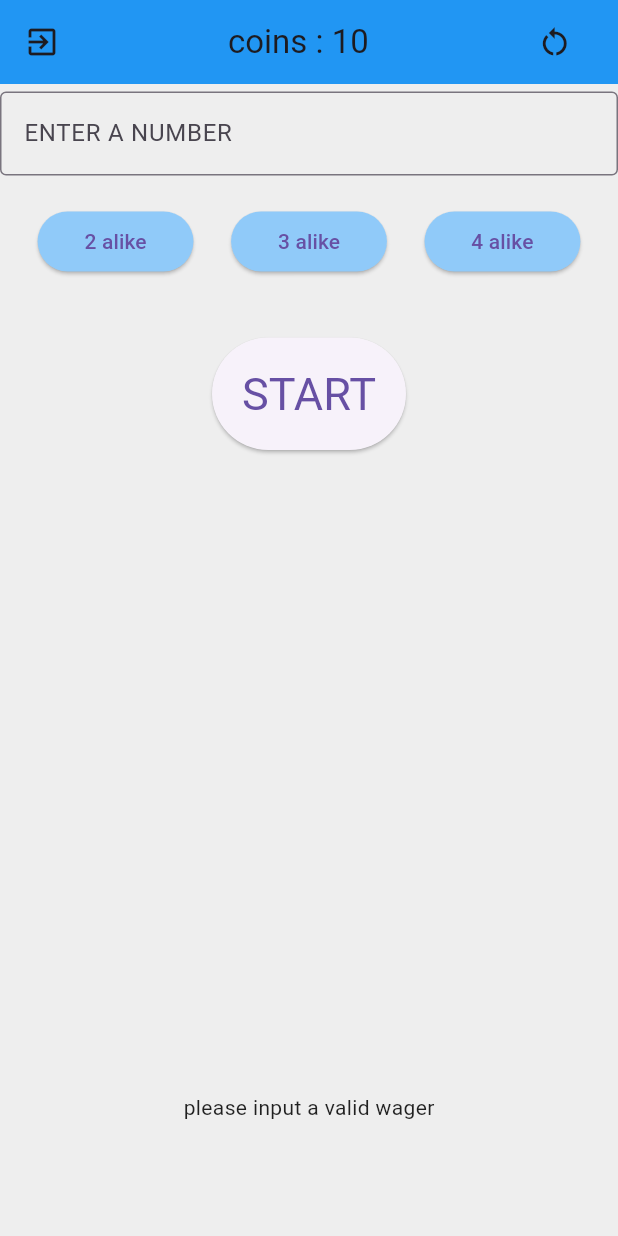
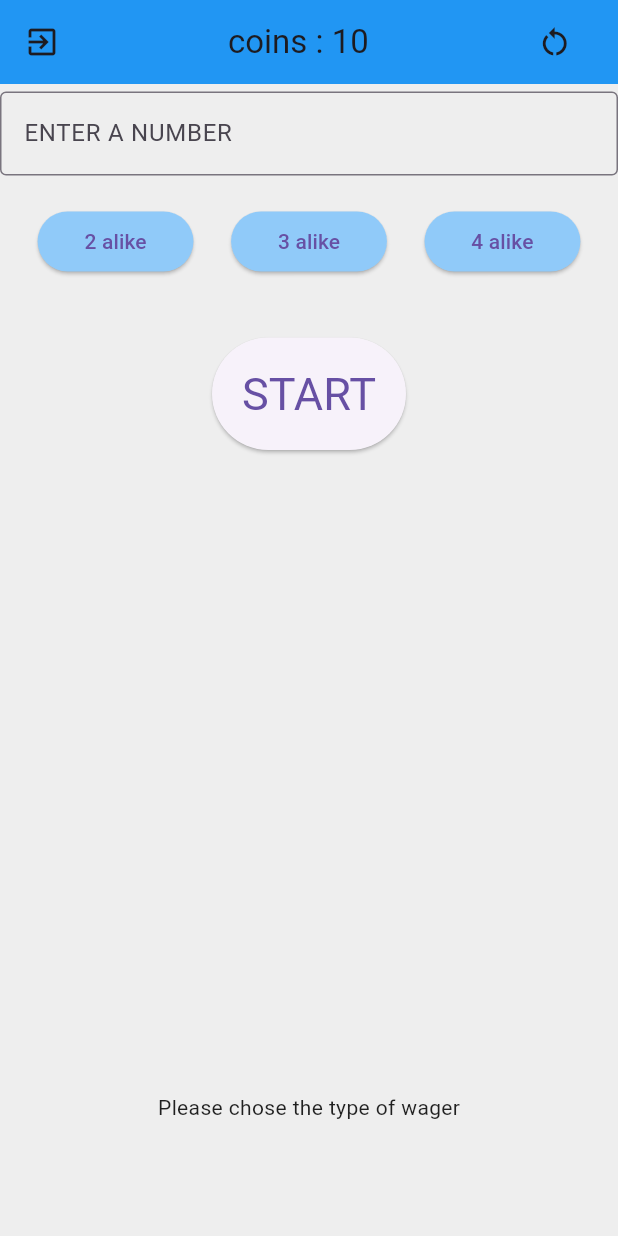
Before and after one commit to doctorshab/Stake_dice_game, a Flutter app: the ChooseLocation screen opened by its route, after a tap on "START", on a phone screen of 412 x 824 dp. Run offline on Flutter 3.47's test engine with Material 3 defaults, Android fonts, the light colour scheme and no system bars; our stand-ins replace fluttertoast.

Commit message:
added const widget and return

```diff
--- a/lib/pages/choose_location.dart
+++ b/lib/pages/choose_location.dart
@@ -17,10 +17,13 @@ class _ChooseLocationState extends State<ChooseLocation> {
 
   void dice(){
     int wager = int.tryParse(wagerinput.text) ?? 0;
+    if(winmultipler==0){
+      Fluttertoast.showToast(msg: "Please chose the type of wager");wagerinput.clear();return;
+    }
     if( (wager * winmultipler) >coins){
-      Fluttertoast.showToast(msg: "wager too high");
+      Fluttertoast.showToast(msg: "wager too high");return;
     }
-    else if( wager<=0 ){ Fluttertoast.showToast(msg: "please input a valid wager");}
+    else if( wager<=0 ){ Fluttertoast.showToast(msg: "please input a valid wager");return;}
     else {
       Random random =Random();
       List<int> nums = List.generate(4, (index) => random.nextInt(6) + 1);
@@ -43,7 +46,7 @@ class _ChooseLocationState extends State<ChooseLocation> {
         });
         Fluttertoast.showToast(msg: "numbers : $numbers YOU LOSE ${winmultipler * wager} coins",
             gravity: ToastGravity.BOTTOM);
-        if(coins==0){
+        if(coins==0 || coins==1){
           Future.delayed(Duration(seconds: 3),(){
             Fluttertoast.showToast(msg: "YOU LOST THE GAME PLAESE RESTART");
           });
@@ -51,7 +54,7 @@ class _ChooseLocationState extends State<ChooseLocation> {
       }
     }
     setState(() {
-      wagerinput.clear();
+      wagerinput.clear();winmultipler=0;
     });
   }
 
@@ -66,66 +69,69 @@ class _ChooseLocationState extends State<ChooseLocation> {
       appBar: AppBar(
         title: Row(
           children: <Widget>[
-            SizedBox(width: 80.0,),
+            const SizedBox(width: 80.0,),
             Text('coins : $coins'),
-            SizedBox(width: 100.0,),
+           const SizedBox(width: 100.0,),
             IconButton(onPressed: (){
               setState(() {
                 coins=10;
               });
-            }, icon: Icon(Icons.restart_alt),),
+            }, icon: const Icon(Icons.restart_alt),),
           ],
         ),
         leading: IconButton(onPressed: (){
           Navigator.pop(context);
-        }, icon: Icon(Icons.exit_to_app)),
+        }, icon: const Icon(Icons.exit_to_app)),
         backgroundColor: Colors.blue,
         centerTitle: true,
         elevation: 0,
       ),
       body: Column(
         children: <Widget>[
-          SizedBox(height: 5.0,),
+         const SizedBox(height: 5.0,),
         TextField(
          keyboardType: TextInputType.number,
           controller: wagerinput,
-          decoration: InputDecoration(
+          decoration: const InputDecoration(
             hintText: 'ENTER A NUMBER',
             border: OutlineInputBorder(),
           ),
         ),
-          SizedBox(height: 20.0,),
+          const SizedBox(height: 20.0,),
           Row(mainAxisAlignment: MainAxisAlignment.spaceEvenly,
             children: <Widget>[
               ElevatedButton(onPressed: () {
                 setState(() {
                   winmultipler=2;
                 });
-              }, child: Text('  2 alike  '),
+              },
                 style: ElevatedButton.styleFrom(backgroundColor: Colors.blue[200]),
+                child: const Text('  2 alike  '),
               ),
               ElevatedButton(onPressed: () {
                 setState(() {
                   winmultipler=3;
                 });
-              }, child: Text('  3 alike  '),
+              },
                 style: ElevatedButton.styleFrom(backgroundColor: Colors.blue[200]),
+                child: const Text('  3 alike  '),
               ),
               ElevatedButton(onPressed: () {
                 setState(() {
                   winmultipler=4;
                 });
-              }, child: Text('  4 alike  '),
+              },
                 style: ElevatedButton.styleFrom(backgroundColor: Colors.blue[200]),
+                child: const Text('  4 alike  '),
               )
             ],
           ),
-          SizedBox(height:40.0,),
-          ElevatedButton(onPressed: dice, child: Text('START'),
+          const SizedBox(height:40.0,),
+          ElevatedButton(onPressed: dice,
           style:ElevatedButton.styleFrom(
             padding: EdgeInsets.all(20.0),
             textStyle: TextStyle(fontSize: 30)
-          ) ,
+          ) , child: const Text('START'),
           )
         ],
       ),
```
